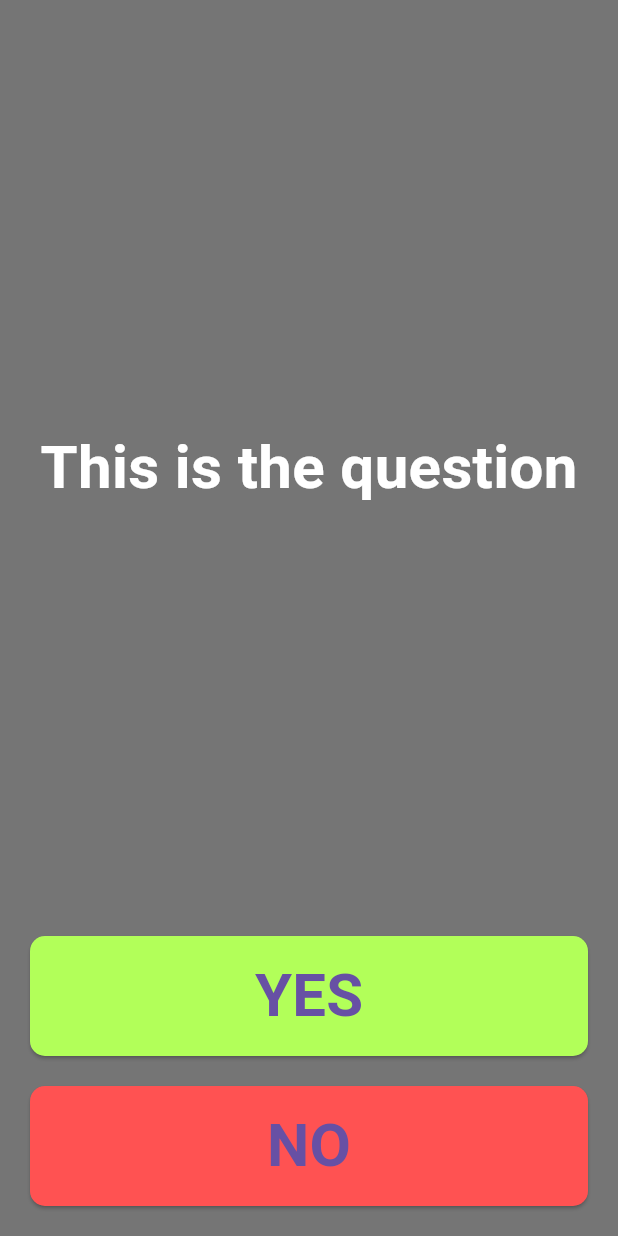
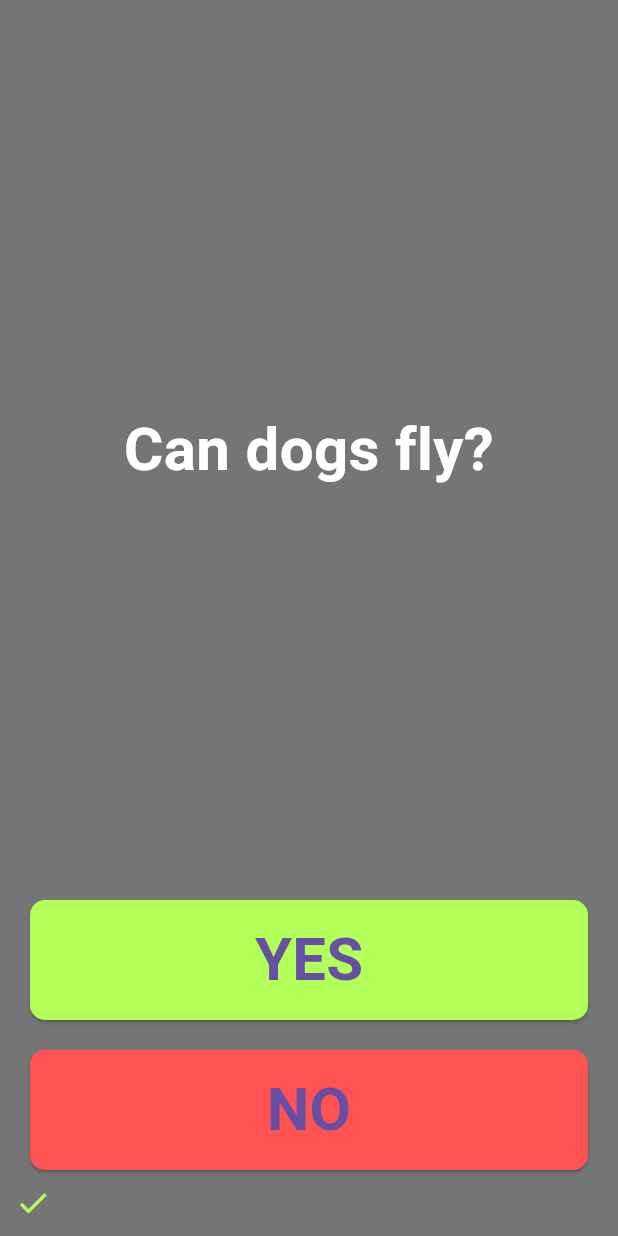
Before and after one commit to Mohamed-Willy/FlutterCourse, a Flutter app: the screen it shows after launch, after a tap on "YES", on a phone screen of 412 x 824 dp. Run offline on Flutter 3.47's test engine with Material 3 defaults, Android fonts, the phone set to English and light mode, and no system bars; our stand-ins replace audioplayers; project files that could hold a hidden picture were left out.

Commit message:
Finishing QuizQpp

```diff
--- a/quizer_app/lib/main.dart
+++ b/quizer_app/lib/main.dart
@@ -30,16 +30,44 @@ class HomePage extends StatefulWidget {
 }
 
 class _HomePageState extends State<HomePage> {
+  List<Widget> scoreKeeper = [];
+  List<String> questions = [
+    "Is the Earth round?",
+    "Can dogs fly?",
+    "Are bananas a type of fruit?",
+    "Is the sun a source of light?",
+    "Do humans have gills?",
+    "Is water wet?",
+    "Can birds swim?",
+    "Is the moon made of cheese?",
+    "Does gravity exist?",
+    "Can plants photosynthesize?",
+    "Congratulations You Finished!"
+  ];
+  List<bool> answers = [
+    true,
+    false,
+    true,
+    true,
+    false,
+    false,
+    true,
+    false,
+    true,
+    true
+  ];
+  int index = 0;
   @override
   Widget build(BuildContext context) {
     return Column(
       crossAxisAlignment: CrossAxisAlignment.stretch,
       children: [
-        const Expanded(
+        Expanded(
           child: Center(
             child: Text(
-              "This is the question",
-              style: TextStyle(
+              questions[index],
+              textAlign: TextAlign.center,
+              style: const TextStyle(
                 color: Colors.white,
                 fontWeight: FontWeight.bold,
                 fontSize: 40,
@@ -52,7 +80,29 @@ class _HomePageState extends State<HomePage> {
           child: SizedBox(
             height: 80,
             child: ElevatedButton(
-              onPressed: () {},
+              onPressed: () {
+                if (answers[index] && index < questions.length -1) {
+                  scoreKeeper.add(
+                    const Icon(
+                      Icons.check,
+                      color: Colors.lightGreenAccent,
+                    ),
+                  );
+                }
+                else if (index < questions.length -1){
+                  scoreKeeper.add(
+                    const Icon(
+                      Icons.close,
+                      color: Colors.redAccent,
+                    ),
+                  );
+                }
+                setState(() {
+                  if(index < questions.length - 1) {
+                    index++;
+                  }
+                });
+              },
               style: ElevatedButton.styleFrom(
                   backgroundColor: Colors.lightGreenAccent,
                   shape: RoundedRectangleBorder(
@@ -73,7 +123,29 @@ class _HomePageState extends State<HomePage> {
           child: SizedBox(
             height: 80,
             child: ElevatedButton(
-              onPressed: () {},
+              onPressed: () {
+                if (!answers[index] && index < questions.length -1) {
+                  scoreKeeper.add(
+                    const Icon(
+                      Icons.check,
+                      color: Colors.lightGreenAccent,
+                    ),
+                  );
+                }
+                else if (index < questions.length -1){
+                  scoreKeeper.add(
+                    const Icon(
+                      Icons.close,
+                      color: Colors.redAccent,
+                    ),
+                  );
+                }
+                setState(() {
+                  if(index < questions.length - 1) {
+                    index++;
+                  }
+                });
+              },
               style: ElevatedButton.styleFrom(
                   backgroundColor: Colors.redAccent,
                   shape: RoundedRectangleBorder(
@@ -89,6 +161,9 @@ class _HomePageState extends State<HomePage> {
             ),
           ),
         ),
+        Row(
+          children: scoreKeeper,
+        )
       ],
     );
   }
```
